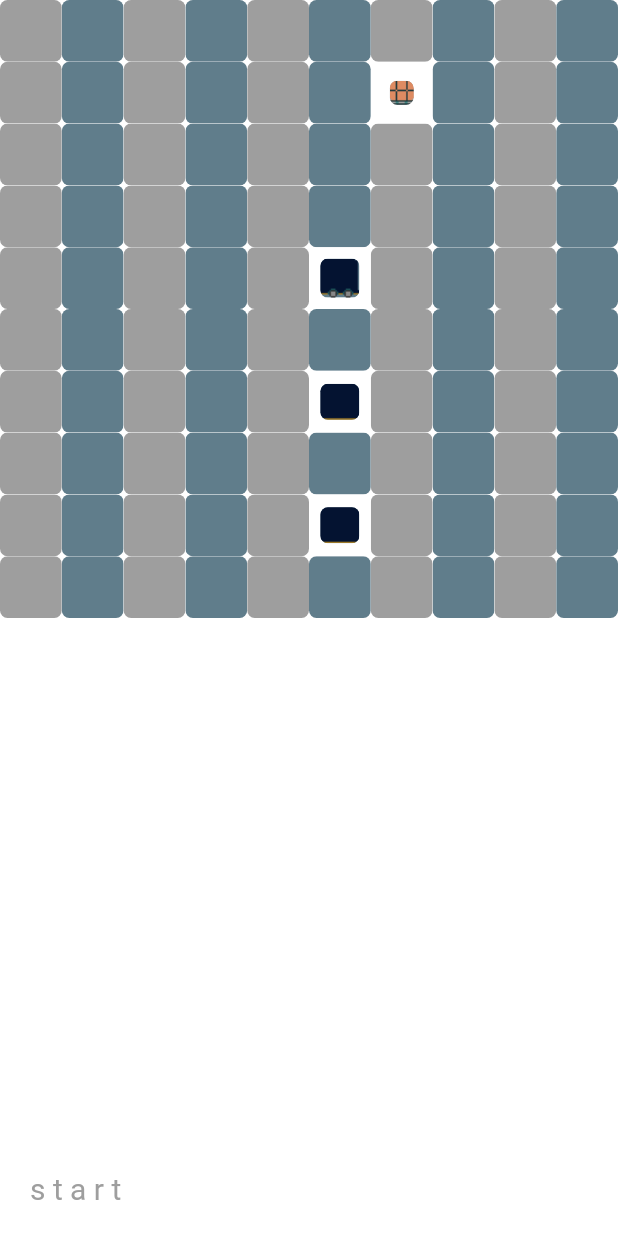
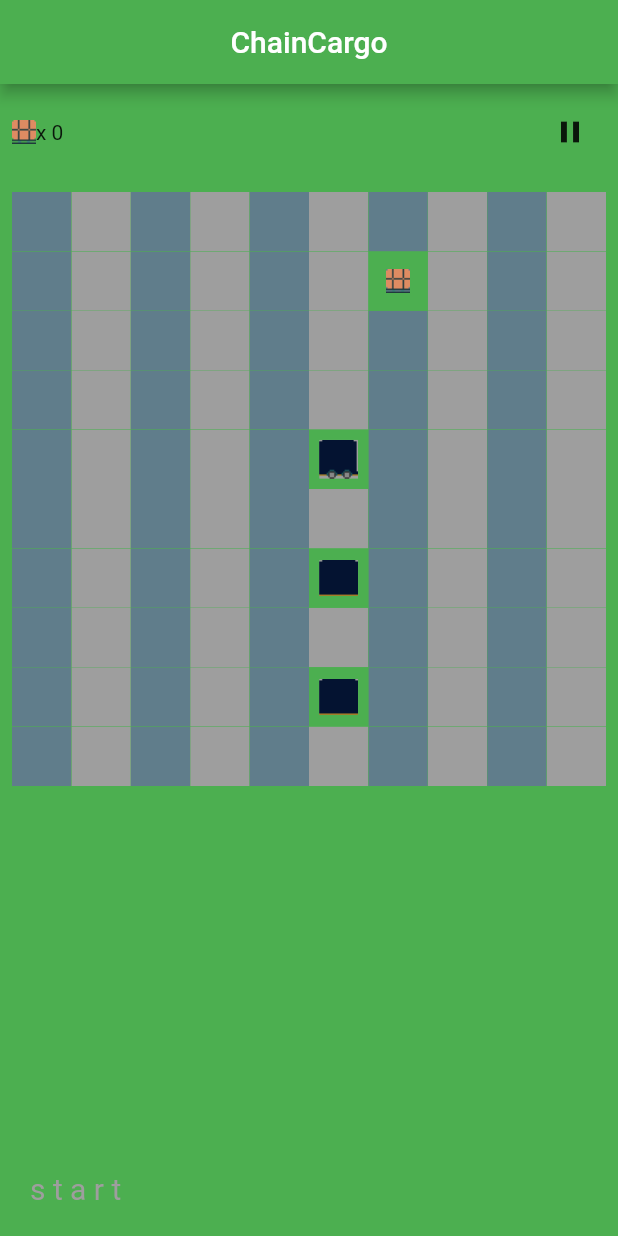
Before and after one commit to MatyasK/snaake, a Flutter app: the screen it shows after launch, on a phone screen of 412 x 824 dp. Run offline on Flutter 3.47's test engine with Material 2 defaults, Android fonts, the phone set to English and light mode, and no system bars; our stand-ins replace flutter_bloc.

Commit message:
added current row index

```diff
--- a/lib/main.dart
+++ b/lib/main.dart
@@ -3,6 +3,7 @@ import 'dart:async';
 import 'dart:math';
 
 import 'package:flutter/material.dart';
+import 'package:flutter_bloc/flutter_bloc.dart';
 
 void main() => runApp(MyApp());
 
@@ -19,6 +20,18 @@ enum BoardTileType {
   snakeBody,
   snakeTail,
   food,
+}
+
+class Observer extends BlocObserver {
+  /// {@macro counter_observer}
+  const Observer();
+
+  @override
+  void onChange(BlocBase<dynamic> bloc, Change<dynamic> change) {
+    super.onChange(bloc, change);
+    // ignore: avoid_print
+    print('${bloc.runtimeType} $change');
+  }
 }
 
 extension BoardTileBody on BoardTileType {
@@ -69,8 +82,9 @@ class HomePage extends StatefulWidget {
 class _HomePageState extends State<HomePage> {
   static List<int> snakePosition = [45, 65, 85, 105, 125];
   static int numberOfSquares = 100;
-  int numberInRow = 10;
+  int columnCount = 10;
   bool gameHasStarted = false;
+  int currentRow = 0;
 
   static var randomNumber = Random();
   int food = randomNumber.nextInt(numberOfSquares - 1);
@@ -96,32 +110,32 @@ class _HomePageState extends State<HomePage> {
   void updateSnake() {
     setState(() {
       if (direction.isDown) {
-        if (snakePosition.last > numberOfSquares - numberInRow) {
-          snakePosition.add(snakePosition.last + numberInRow - numberOfSquares);
+        if (snakePosition.last > numberOfSquares - columnCount) {
+          snakePosition.add(snakePosition.last + columnCount - numberOfSquares);
         } else {
-          snakePosition.add(snakePosition.last + numberInRow);
+          snakePosition.add(snakePosition.last + columnCount);
         }
       }
 
       if (direction.isUp) {
-        if (snakePosition.last < numberInRow) {
-          snakePosition.add(snakePosition.last - numberInRow + numberOfSquares);
+        if (snakePosition.last < columnCount) {
+          snakePosition.add(snakePosition.last - columnCount + numberOfSquares);
         } else {
-          snakePosition.add(snakePosition.last - numberInRow);
+          snakePosition.add(snakePosition.last - columnCount);
         }
       }
 
       if (direction.isLeft) {
-        if (snakePosition.last % numberInRow == 0) {
-          snakePosition.add(snakePosition.last - 1 + numberInRow);
+        if (snakePosition.last % columnCount == 0) {
+          snakePosition.add(snakePosition.last - 1 + columnCount);
         } else {
           snakePosition.add(snakePosition.last - 1);
         }
       }
 
       if (direction.isRight) {
-        if ((snakePosition.last + 1) % numberInRow == 0) {
-          snakePosition.add(snakePosition.last + 1 - numberInRow);
+        if ((snakePosition.last + 1) % columnCount == 0) {
+          snakePosition.add(snakePosition.last + 1 - columnCount);
         } else {
           snakePosition.add(snakePosition.last + 1);
         }
@@ -173,13 +187,32 @@ class _HomePageState extends State<HomePage> {
   @override
   Widget build(BuildContext context) {
     return Scaffold(
-      //appBar: AppBar(),
-      backgroundColor: Colors.white,
+      backgroundColor: Colors.green,
+      appBar: AppBar(
+        title: const Text('ChainCargo'),
+        centerTitle: true,
+        backgroundColor: Colors.green,
+      ),
       body: Center(
         child: SizedBox(
           width: double.infinity,
           child: Column(
             children: <Widget>[
+              Padding(
+                padding: const EdgeInsets.all(8.0),
+                child: Row(
+                  mainAxisAlignment: MainAxisAlignment.spaceBetween,
+                  children: [
+                    Row(
+                      children: [
+                        const Image(image: AssetImage('assets/pallet.png')),
+                        Text('x ${snakePosition.length - 5}')
+                      ],
+                    ),
+                    IconButton(onPressed: () {}, icon: const Icon(Icons.pause))
+                  ],
+                ),
+              ),
               Expanded(
                 child: GestureDetector(
                   onVerticalDragUpdate: (details) {
@@ -196,17 +229,26 @@ class _HomePageState extends State<HomePage> {
                       direction = SnakeDirection.left;
                     }
                   },
+                  child: Padding(
+                    padding: const EdgeInsets.all(8.0),
                     child: GridView.builder(
                         physics: const NeverScrollableScrollPhysics(),
                         itemCount: numberOfSquares,
                         gridDelegate: SliverGridDelegateWithFixedCrossAxisCount(
-                          crossAxisCount: numberInRow),
+                            crossAxisCount: columnCount),
                         itemBuilder: (BuildContext context, int index) {
+                          if (index % columnCount == 0) {
+                            currentRow += 1;
+                          }
+
+                          // reverse value on every other row
+                          bool isGrey = (index % 2 == 0) ? true : false;
+
                           if (snakePosition.contains(index)) {
                             // Check if this is the head of snake
                             if (index == snakePosition.last) {
                               return BoardTile(
-                              isOdd: index.isOdd,
+                                isOdd: isGrey,
                                 boardTileType: BoardTileType.snakeHead,
                               );
                             }
@@ -214,29 +256,30 @@ class _HomePageState extends State<HomePage> {
                             // Check if this is the tail of snake
                             if (index == snakePosition.first) {
                               return BoardTile(
-                              isOdd: index.isOdd,
+                                isOdd: isGrey,
                                 boardTileType: BoardTileType.snakeTail,
                               );
                             }
 
                             return BoardTile(
-                            isOdd: index.isOdd,
+                              isOdd: isGrey,
                               boardTileType: BoardTileType.snakeBody,
                             );
                           }
 
                           if (index == food) {
                             return BoardTile(
-                            isOdd: index.isOdd,
+                              isOdd: isGrey,
                               boardTileType: BoardTileType.food,
                             );
                           } else {
                             return BoardTile(
-                            isOdd: index.isOdd,
+                              isOdd: isGrey,
                               boardTileType: BoardTileType.empty,
                             );
                           }
                         }),
+                  ),
                 ),
               ),
               Padding(
@@ -281,7 +324,7 @@ class BoardTile extends StatelessWidget {
   Widget build(BuildContext context) {
     return Center(
       child: ClipRRect(
-        borderRadius: BorderRadius.circular(5),
+        // borderRadius: BorderRadius.circular(5),
         child: Container(
             color: isOdd ? Colors.blueGrey : Colors.grey,
             child: boardTileType.isSnake
--- a/pubspec.yaml
+++ b/pubspec.yaml
@@ -13,8 +13,7 @@ environment:
 dependencies:
   flutter:
     sdk: flutter
-
-  cupertino_icons: ^1.0.2
+  flutter_bloc: ^8.1.2
 
 dev_dependencies:
   flutter_test:
```
Also changed, not shown: pubspec.lock. Lines whose indentation alone changed are shown as unchanged.
